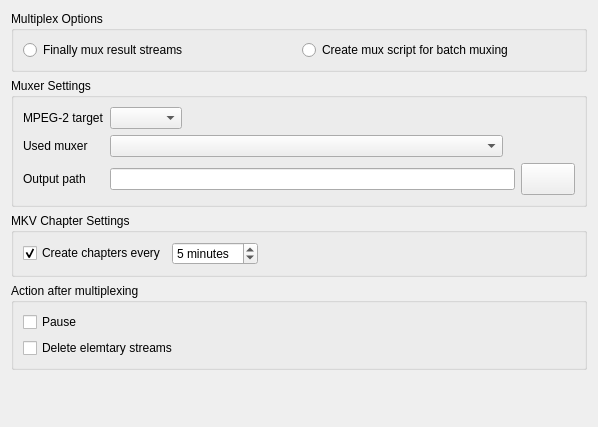
MINIXJR/TTCut-ng, file ui/ttcutsettingsmuxer.ui: the form before one commit.
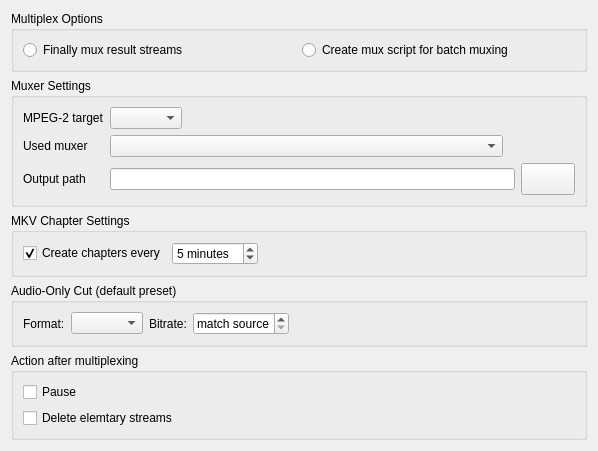
The form after the commit. Icons and pictures are not drawn.

Commit message: Bound audio drift, make audio-only cut do an audio-only cut

```diff
--- a/ui/ttcutsettingsmuxer.ui
+++ b/ui/ttcutsettingsmuxer.ui
@@ -201,6 +201,61 @@
     </widget>
    </item>
    <item row="3" column="0" >
+    <widget class="QGroupBox" name="gbAudioOnly" >
+     <property name="title" >
+      <string>Audio-Only Cut (default preset)</string>
+     </property>
+     <layout class="QHBoxLayout" >
+      <item>
+       <widget class="QLabel" name="lblAudioOnlyFormat" >
+        <property name="text" >
+         <string>Format:</string>
+        </property>
+       </widget>
+      </item>
+      <item>
+       <widget class="QComboBox" name="cbAudioOnlyFormat" />
+      </item>
+      <item>
+       <widget class="QLabel" name="lblAudioOnlyBitrate" >
+        <property name="text" >
+         <string>Bitrate:</string>
+        </property>
+       </widget>
+      </item>
+      <item>
+       <widget class="QSpinBox" name="sbAudioOnlyBitrate" >
+        <property name="minimum" >
+         <number>0</number>
+        </property>
+        <property name="maximum" >
+         <number>512</number>
+        </property>
+        <property name="suffix" >
+         <string> kbps</string>
+        </property>
+        <property name="specialValueText" >
+         <string>match source</string>
+        </property>
+       </widget>
+      </item>
+      <item>
+       <spacer>
+        <property name="orientation" >
+         <enum>Qt::Horizontal</enum>
+        </property>
+        <property name="sizeHint" stdset="0" >
+         <size>
+          <width>40</width>
+          <height>20</height>
+         </size>
+        </property>
+       </spacer>
+      </item>
+     </layout>
+    </widget>
+   </item>
+   <item row="4" column="0" >
     <widget class="QGroupBox" name="groupBox_2" >
      <property name="title" >
       <string>Action after multiplexing</string>
```
The commit also changes 24 other files.
